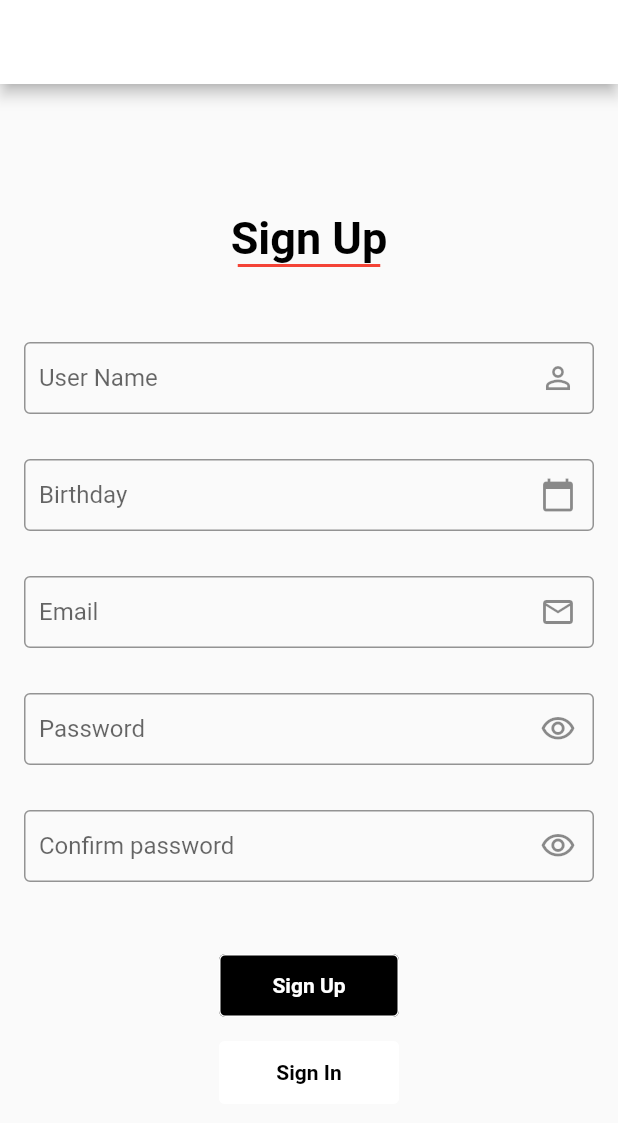
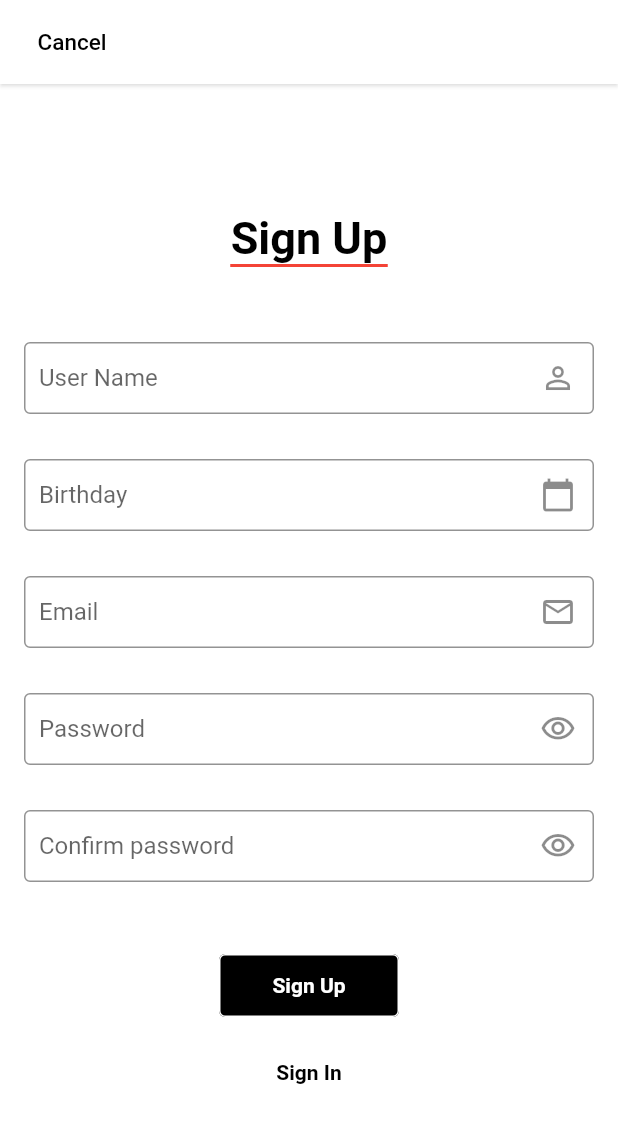
Before and after one commit to fear404-png/test-gall, a Flutter app: the screen it shows after launch, after a tap on "Create an account", on a phone screen of 412 x 824 dp. Shown: the top 1123 px of the screen. Run offline on Flutter 3.47's test engine with Material 2 defaults, Android fonts, the phone set to English and light mode, and no system bars; our stand-ins replace bloc, flutter_bloc, flutter_svg.

Commit message:
Добавлен блок для main scren

```diff
--- a/lib/app.dart
+++ b/lib/app.dart
@@ -1,17 +1,30 @@
 import 'package:flutter/material.dart';
+import 'package:flutter_bloc/flutter_bloc.dart';
 import 'package:test_gall/pages/main_screen.dart';
 import 'package:test_gall/pages/sign_in_screen.dart';
 import 'package:test_gall/pages/sign_up_screen.dart';
 import 'package:test_gall/pages/splash_screen.dart';
 import 'package:test_gall/pages/welcome_screen.dart';
+import 'package:test_gall/theme/app_colors.dart';
+
+import 'blocs/bloc/main_screen_bloc.dart';
 
 class App extends StatelessWidget {
   const App({Key? key}) : super(key: key);
 
   @override
   Widget build(BuildContext context) {
-    return MaterialApp(
+    return BlocProvider(
+      create: (context) => MainScreenBloc(),
+      child: MaterialApp(
         title: "test",
+        theme: ThemeData(
+            appBarTheme:
+                const AppBarTheme(backgroundColor: AppColors.background),
+            bottomNavigationBarTheme: BottomNavigationBarThemeData(
+                backgroundColor: AppColors.background,
+                selectedItemColor: AppColors.headerLine,
+                unselectedItemColor: AppColors.grey)),
         routes: {
           "/splash_screen": (context) => const SplashScreen(),
           "/welcome_screen": (context) => const WelcomeScreen(),
@@ -20,6 +33,7 @@ class App extends StatelessWidget {
           "/main_screen": (context) => const MainScreen(),
         },
         initialRoute: "/welcome_screen",
+      ),
     );
   }
 }
--- /dev/null
+++ b/lib/blocs/bloc/main_screen_bloc.dart
@@ -0,0 +1,33 @@
+import 'dart:async';
+
+import 'package:bloc/bloc.dart';
+import 'package:flutter/material.dart';
+import 'package:meta/meta.dart';
+import 'package:test_gall/pages/add_data_page.dart';
+import 'package:test_gall/pages/home_page.dart';
+import 'package:test_gall/pages/profile_page.dart';
+
+part 'main_screen_event.dart';
+part 'main_screen_state.dart';
+
+class MainScreenBloc extends Bloc<MainScreenEvent, MainScreenState> {
+  static final List<Widget> _listItem = [
+    const HomePage(),
+    const AddDataPage(),
+    const ProfilePage()
+  ];
+  static int _index = 0;
+
+  MainScreenBloc() : super(MainScreenInitial(_listItem[_index], _index));
+
+  @override
+  Stream<MainScreenState> mapEventToState(
+    MainScreenEvent event,
+  ) async* {
+    // TODO: implement mapEventToState
+    if (event is SetPage) {
+      _index = event.indexPage;
+      yield MainScreenInitial(_listItem[_index], _index);
+    }
+  }
+}
--- /dev/null
+++ b/lib/blocs/bloc/main_screen_event.dart
@@ -0,0 +1,10 @@
+part of 'main_screen_bloc.dart';
+
+@immutable
+abstract class MainScreenEvent {}
+
+class SetPage extends MainScreenEvent {
+  final int indexPage;
+
+  SetPage(this.indexPage);
+}
--- /dev/null
+++ b/lib/blocs/bloc/main_screen_state.dart
@@ -0,0 +1,13 @@
+part of 'main_screen_bloc.dart';
+
+@immutable
+abstract class MainScreenState {
+  final index;
+  final Widget curretWidget;
+
+  MainScreenState(this.curretWidget, this.index);
+}
+
+class MainScreenInitial extends MainScreenState {
+  MainScreenInitial(Widget curretWidget, index) : super(curretWidget, index);
+}
--- a/lib/pages/components/app_button_negative_widget.dart
+++ b/lib/pages/components/app_button_negative_widget.dart
@@ -20,7 +20,7 @@ class AppButtonNegative extends StatelessWidget {
   @override
   Widget build(BuildContext context) {
     return TextButton(
-        onPressed: () => Navigator.of(context).pushNamed(route),
+        onPressed: () => Navigator.of(context).pushReplacementNamed(route),
         style: ButtonStyle(
             backgroundColor: MaterialStateProperty.all(AppColors.accent),
             minimumSize: (width != null && height != null)
@@ -28,10 +28,10 @@ class AppButtonNegative extends StatelessWidget {
                 : MaterialStateProperty.all(const Size(double.infinity, 36)),
             shape: MaterialStateProperty.all(RoundedRectangleBorder(
                 borderRadius: BorderRadius.circular(4),
-                side: BorderSide(color: AppColors.background)))),
+                side:const BorderSide(color: AppColors.background)))),
         child: Text(
           text,
-          style: TextStyle(
+          style: const TextStyle(
               fontFamily: "Roboto",
               fontWeight: FontWeight.bold,
               fontSize: 14,
--- a/lib/pages/components/app_button_widget.dart
+++ b/lib/pages/components/app_button_widget.dart
@@ -22,7 +22,7 @@ class AppButtonDefault extends StatelessWidget {
   @override
   Widget build(BuildContext context) {
     return TextButton(
-        onPressed: () => Navigator.of(context).pushNamed(route),
+        onPressed: () => Navigator.of(context).pushReplacementNamed(route),
         style: ButtonStyle(
             backgroundColor: MaterialStateProperty.all(AppColors.background),
             minimumSize: MaterialStateProperty.all(Size(width!, height!)),
@@ -31,7 +31,7 @@ class AppButtonDefault extends StatelessWidget {
                 side: BorderSide(color: lineColor)))),
         child: Text(
           text,
-          style: TextStyle(
+          style: const TextStyle(
               fontFamily: "Roboto",
               fontWeight: FontWeight.bold,
               fontSize: 14,
--- a/lib/pages/components/app_textfield_widget.dart
+++ b/lib/pages/components/app_textfield_widget.dart
@@ -1,16 +1,19 @@
 import 'package:flutter/material.dart';
 import 'package:test_gall/theme/app_colors.dart';
 
+// ignore: must_be_immutable
 class AppTextField extends StatelessWidget {
   final String labelText;
   final Icon icon;
   String? helpText = "";
+  bool isNecessarily = false;
 
   AppTextField({
     Key? key,
     required this.labelText,
     required this.icon,
     this.helpText,
+    required this.isNecessarily,
   }) : super(key: key);
 
   @override
@@ -19,19 +22,21 @@ class AppTextField extends StatelessWidget {
         decoration: InputDecoration(
       labelText: labelText,
       counterText: helpText,
+      suffixText: isNecessarily ? '*' : "",
+      suffixStyle: const TextStyle(color: AppColors.error),
       suffixIcon: icon,
       contentPadding:
           const EdgeInsets.symmetric(vertical: 14.0, horizontal: 10),
       isCollapsed: true,
       errorBorder: OutlineInputBorder(
           borderRadius: BorderRadius.circular(4),
-          borderSide: BorderSide(color: AppColors.error, width: 1)),
+          borderSide: const BorderSide(color: AppColors.error, width: 1)),
       focusedBorder: OutlineInputBorder(
           borderRadius: BorderRadius.circular(4),
-          borderSide: BorderSide(color: AppColors.blue, width: 1)),
+          borderSide: const BorderSide(color: AppColors.blue, width: 1)),
       enabledBorder: OutlineInputBorder(
           borderRadius: BorderRadius.circular(4),
-          borderSide: BorderSide(color: AppColors.mainGrey, width: 1)),
+          borderSide: const BorderSide(color: AppColors.mainGrey, width: 1)),
       border: OutlineInputBorder(borderRadius: BorderRadius.circular(4)),
     ));
   }
--- a/lib/pages/sign_up_screen.dart
+++ b/lib/pages/sign_up_screen.dart
@@ -12,16 +12,30 @@ class SignUpScreen extends StatelessWidget {
   @override
   Widget build(BuildContext context) {
     return Scaffold(
+      backgroundColor: AppColors.background,
       appBar: AppBar(
           backgroundColor: AppColors.background,
+          shadowColor: AppColors.grey,
+          elevation: 1,
+          title: TextButton(
+            onPressed: () =>
+                Navigator.of(context).pushReplacementNamed("/welcome_screen"),
+            child: const Text(
+              "Cancel",
+              style: TextStyle(
+                fontFamily: "Roboto",
+                color: AppColors.accent,
+                fontSize: 15,
               ),
+            ),
+          )),
       body: Padding(
         padding: AppPaddings.screenPadding,
         child: Center(
           child: Column(
             mainAxisAlignment: MainAxisAlignment.center,
             children: [
-              Text(
+              const Text(
                 "Sign Up",
                 style: TextStyle(
                     color: AppColors.accent,
@@ -30,42 +44,45 @@ class SignUpScreen extends StatelessWidget {
                     fontSize: 30),
               ),
               Container(
-                width: 95,
+                width: 105,
                 height: 2,
-                decoration: BoxDecoration(color: AppColors.error),
+                decoration: const BoxDecoration(color: AppColors.error),
               ),
               const SizedBox(
                 height: 50,
               ),
               AppTextField(
                   labelText: "User Name",
-                  icon: const Icon(Icons.person_outline)),
+                  icon: const Icon(Icons.person_outline),
+                  isNecessarily: true),
               const SizedBox(
                 height: 30,
               ),
               AppTextField(
                   labelText: "Birthday",
-                icon: Icon(Icons.calendar_today),
-              ),
+                  icon: const Icon(Icons.calendar_today),
+                  isNecessarily: false),
               const SizedBox(
                 height: 30,
               ),
               AppTextField(
-                  labelText: "Email", icon: const Icon(Icons.mail_outline)),
+                  labelText: "Email",
+                  icon: const Icon(Icons.mail_outline),
+                  isNecessarily: true),
               const SizedBox(
                 height: 30,
               ),
               AppTextField(
                   labelText: "Password",
                   icon: const Icon(Icons.visibility_outlined),
-              ),
+                  isNecessarily: true),
               const SizedBox(
                 height: 30,
               ),
               AppTextField(
                   labelText: "Confirm password",
                   icon: const Icon(Icons.visibility_outlined),
-              ),
+                  isNecessarily: true),
               const SizedBox(
                 height: 45,
               ),
@@ -79,7 +96,7 @@ class SignUpScreen extends StatelessWidget {
               const SizedBox(
                 height: 10,
               ),
-              AppButtonDefault(
+              const AppButtonDefault(
                 text: "Sign In",
                 fontSize: 17,
                 route: "/sign_in_screen",
--- a/lib/pages/splash_screen.dart
+++ b/lib/pages/splash_screen.dart
@@ -1,5 +1,6 @@
 import 'package:flutter/material.dart';
 import 'package:test_gall/resources/app_svg.dart';
+import 'package:test_gall/theme/app_colors.dart';
 
 class SplashScreen extends StatelessWidget {
   const SplashScreen({Key? key}) : super(key: key);
@@ -7,8 +8,9 @@ class SplashScreen extends StatelessWidget {
   @override
   Widget build(BuildContext context) {
     return Scaffold(
+        backgroundColor: AppColors.background,
         body: Center(
-      child: AppSvg.logo,
-    ));
+          child: AppSvg.logo,
+        ));
   }
 }
--- a/lib/pages/welcome_screen.dart
+++ b/lib/pages/welcome_screen.dart
@@ -12,8 +12,8 @@ class WelcomeScreen extends StatelessWidget {
   @override
   Widget build(BuildContext context) {
     return Scaffold(
-      body: Center(
-        child: Padding(
+      backgroundColor: AppColors.background,
+      body: Padding(
         padding: AppPaddings.screenPadding,
         child: Column(
           mainAxisAlignment: MainAxisAlignment.center,
@@ -22,7 +22,7 @@ class WelcomeScreen extends StatelessWidget {
             const SizedBox(
               height: 40,
             ),
-              Text(
+            const Text(
               "Welcome!",
               style: TextStyle(
                   fontFamily: "Roboto",
@@ -43,7 +43,7 @@ class WelcomeScreen extends StatelessWidget {
             const SizedBox(
               height: 10,
             ),
-              AppButtonDefault(
+            const AppButtonDefault(
                 text: "I already have an account",
                 width: double.infinity,
                 height: 44,
@@ -53,7 +53,6 @@ class WelcomeScreen extends StatelessWidget {
           ],
         ),
       ),
-      ),
     );
   }
 }
--- a/lib/theme/app_colors.dart
+++ b/lib/theme/app_colors.dart
@@ -6,7 +6,7 @@ abstract class AppColors {
   static const Color accent = Colors.black;
   static const Color error = Colors.red;
   static const Color mainGrey = Color.fromRGBO(147, 147, 147, 1);
-  static const Color grey = Color.fromRGBO(147, 147, 147, 0.12);
+  static const Color grey = Color.fromRGBO(147, 147, 147, 0.3);
   static const Color blue = Colors.blue;
   static const Color orange = Colors.orange;
   static const Color headerLine = Color.fromRGBO(207, 73, 126, 1);
--- a/pubspec.yaml
+++ b/pubspec.yaml
@@ -30,6 +30,8 @@ dependencies:
   flutter:
     sdk: flutter
   flutter_svg:
+  flutter_bloc:
+  bloc:
 
 
   # The following adds the Cupertino Icons font to your application.
```
Also changed, not shown: lib/pages/add_data_page.dart (added, +12 -0 lines), lib/pages/home_page.dart (added, +12 -0 lines), lib/pages/main_screen.dart (+30 -2 lines), lib/pages/profile_page.dart (added, +12 -0 lines), lib/pages/sign_in_screen.dart (+24 -6 lines), pubspec.lock, 4 other files. Lines whose indentation alone changed are shown as unchanged.
